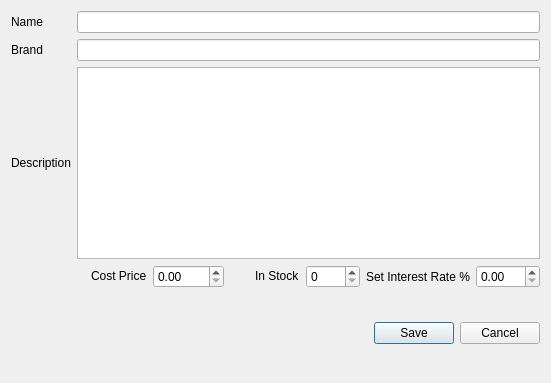
Before: the Qt Designer form Stock_Update_Part.ui in bedi1982/Oficina, drawn with Qt 5.
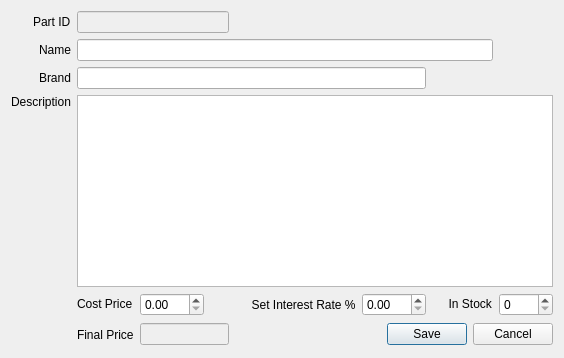
After: the same form once the commit is applied. Icons and pictures are not drawn.

Commit message: Removed Employee Part as this may or not be implemented in the future Fixed stock control bugs

The edit to the form file:
```diff
--- a/Stock_Update_Part.ui
+++ b/Stock_Update_Part.ui
@@ -6,8 +6,8 @@
    <rect>
     <x>0</x>
     <y>0</y>
-    <width>551</width>
-    <height>383</height>
+    <width>564</width>
+    <height>358</height>
    </rect>
   </property>
   <property name="windowTitle">
@@ -18,7 +18,17 @@
     <normaloff>:/emoticons/service.png</normaloff>:/emoticons/service.png</iconset>
   </property>
   <layout class="QGridLayout" name="gridLayout">
-   <item row="5" column="4" colspan="3">
+   <item row="5" column="2" alignment="Qt::AlignLeft|Qt::AlignVCenter">
+    <widget class="QDoubleSpinBox" name="double_Spin_Cost_Price">
+     <property name="maximum">
+      <double>999.990000000000009</double>
+     </property>
+     <property name="singleStep">
+      <double>1.000000000000000</double>
+     </property>
+    </widget>
+   </item>
+   <item row="7" column="4" colspan="3">
     <widget class="QDialogButtonBox" name="buttonBox">
      <property name="sizePolicy">
       <sizepolicy hsizetype="Expanding" vsizetype="Expanding">
@@ -34,43 +44,7 @@
      </property>
     </widget>
    </item>
-   <item row="3" column="1" alignment="Qt::AlignRight">
-    <widget class="QLabel" name="lbl_Cost_Price">
-     <property name="sizePolicy">
-      <sizepolicy hsizetype="Fixed" vsizetype="Fixed">
-       <horstretch>0</horstretch>
-       <verstretch>0</verstretch>
-      </sizepolicy>
-     </property>
-     <property name="text">
-      <string>Cost Price</string>
-     </property>
-    </widget>
-   </item>
-   <item row="3" column="2">
-    <widget class="QDoubleSpinBox" name="double_Spin_Cost_Price">
-     <property name="maximum">
-      <double>999.990000000000009</double>
-     </property>
-     <property name="singleStep">
-      <double>1.000000000000000</double>
-     </property>
-    </widget>
-   </item>
-   <item row="2" column="0">
-    <widget class="QLabel" name="lbl_Description">
-     <property name="sizePolicy">
-      <sizepolicy hsizetype="Fixed" vsizetype="Fixed">
-       <horstretch>0</horstretch>
-       <verstretch>0</verstretch>
-      </sizepolicy>
-     </property>
-     <property name="text">
-      <string>Description</string>
-     </property>
-    </widget>
-   </item>
-   <item row="2" column="1" colspan="6">
+   <item row="4" column="1" colspan="6">
     <widget class="QPlainTextEdit" name="txt_Part_Description">
      <property name="tabChangesFocus">
       <bool>true</bool>
@@ -83,33 +57,21 @@
      </property>
     </widget>
    </item>
-   <item row="0" column="1" colspan="6">
-    <widget class="QLineEdit" name="line_Name">
+   <item row="5" column="3" alignment="Qt::AlignRight">
+    <widget class="QLabel" name="lbl_Sell_Price">
      <property name="text">
-      <string/>
+      <string>     Set Interest Rate %</string>
      </property>
-     <property name="maxLength">
-      <number>50</number>
-     </property>
-     <property name="placeholderText">
-      <string/>
-     </property>
     </widget>
    </item>
-   <item row="3" column="4">
-    <widget class="QSpinBox" name="spin_Quantity">
-     <property name="sizePolicy">
-      <sizepolicy hsizetype="Fixed" vsizetype="Fixed">
-       <horstretch>0</horstretch>
-       <verstretch>0</verstretch>
-      </sizepolicy>
+   <item row="3" column="0" alignment="Qt::AlignRight">
+    <widget class="QLabel" name="lbl_Brand">
+     <property name="text">
+      <string>Brand</string>
      </property>
-     <property name="maximum">
-      <number>9999</number>
-     </property>
     </widget>
    </item>
-   <item row="3" column="3" alignment="Qt::AlignRight">
+   <item row="5" column="5">
     <widget class="QLabel" name="lbl_Quantity">
      <property name="sizePolicy">
       <sizepolicy hsizetype="Fixed" vsizetype="Fixed">
@@ -118,11 +80,11 @@
       </sizepolicy>
      </property>
      <property name="text">
-      <string>In Stock</string>
+      <string>     In Stock</string>
      </property>
     </widget>
    </item>
-   <item row="3" column="6">
+   <item row="5" column="4" alignment="Qt::AlignLeft">
     <widget class="QDoubleSpinBox" name="double_Spin_Interrest_Rate">
      <property name="enabled">
       <bool>true</bool>
@@ -138,7 +100,67 @@
      </property>
     </widget>
    </item>
-   <item row="0" column="0">
+   <item row="5" column="6">
+    <widget class="QSpinBox" name="spin_Quantity">
+     <property name="sizePolicy">
+      <sizepolicy hsizetype="Fixed" vsizetype="Fixed">
+       <horstretch>0</horstretch>
+       <verstretch>0</verstretch>
+      </sizepolicy>
+     </property>
+     <property name="maximum">
+      <number>9999</number>
+     </property>
+    </widget>
+   </item>
+   <item row="5" column="1" alignment="Qt::AlignLeft">
+    <widget class="QLabel" name="lbl_Cost_Price">
+     <property name="sizePolicy">
+      <sizepolicy hsizetype="Fixed" vsizetype="Fixed">
+       <horstretch>0</horstretch>
+       <verstretch>0</verstretch>
+      </sizepolicy>
+     </property>
+     <property name="text">
+      <string>Cost Price</string>
+     </property>
+    </widget>
+   </item>
+   <item row="4" column="0" alignment="Qt::AlignRight|Qt::AlignTop">
+    <widget class="QLabel" name="lbl_Description">
+     <property name="sizePolicy">
+      <sizepolicy hsizetype="Fixed" vsizetype="Fixed">
+       <horstretch>0</horstretch>
+       <verstretch>0</verstretch>
+      </sizepolicy>
+     </property>
+     <property name="text">
+      <string>Description</string>
+     </property>
+    </widget>
+   </item>
+   <item row="1" column="0" alignment="Qt::AlignRight">
+    <widget class="QLabel" name="lbl_Part_id">
+     <property name="text">
+      <string>Part ID</string>
+     </property>
+    </widget>
+   </item>
+   <item row="7" column="2">
+    <widget class="QLineEdit" name="line_Final_Sell_Price">
+     <property name="enabled">
+      <bool>false</bool>
+     </property>
+    </widget>
+   </item>
+   <item row="7" column="1">
+    <widget class="QLabel" name="lbl_Final_Price">
+     <property name="text">
+      <string>Final Price</string>
+     </property>
+    </widget>
+   </item>
+   <item row="2" column="0" alignment="Qt::AlignRight">
     <widget class="QLabel" name="lbl_Part_Name">
      <property name="sizePolicy">
       <sizepolicy hsizetype="Fixed" vsizetype="Fixed">
@@ -151,20 +173,26 @@
      </property>
     </widget>
    </item>
-   <item row="3" column="5" alignment="Qt::AlignRight">
-    <widget class="QLabel" name="lbl_Sell_Price">
+   <item row="2" column="1" colspan="5">
+    <widget class="QLineEdit" name="line_Name">
      <property name="text">
-      <string>Set Interest Rate %</string>
+      <string/>
+     </property>
+     <property name="maxLength">
+      <number>50</number>
+     </property>
+     <property name="placeholderText">
+      <string/>
      </property>
     </widget>
    </item>
-   <item row="1" column="1" colspan="6">
+   <item row="3" column="1" colspan="4">
     <widget class="QLineEdit" name="line_Brand"/>
    </item>
-   <item row="1" column="0">
-    <widget class="QLabel" name="lbl_Brand">
-     <property name="text">
-      <string>Brand</string>
+   <item row="1" column="1" colspan="2">
+    <widget class="QLineEdit" name="line_Part_id">
+     <property name="enabled">
+      <bool>false</bool>
      </property>
     </widget>
    </item>
```
Left out of the diff: 1 changed line with no effect on the pictures. The commit also changes 21 other files.
